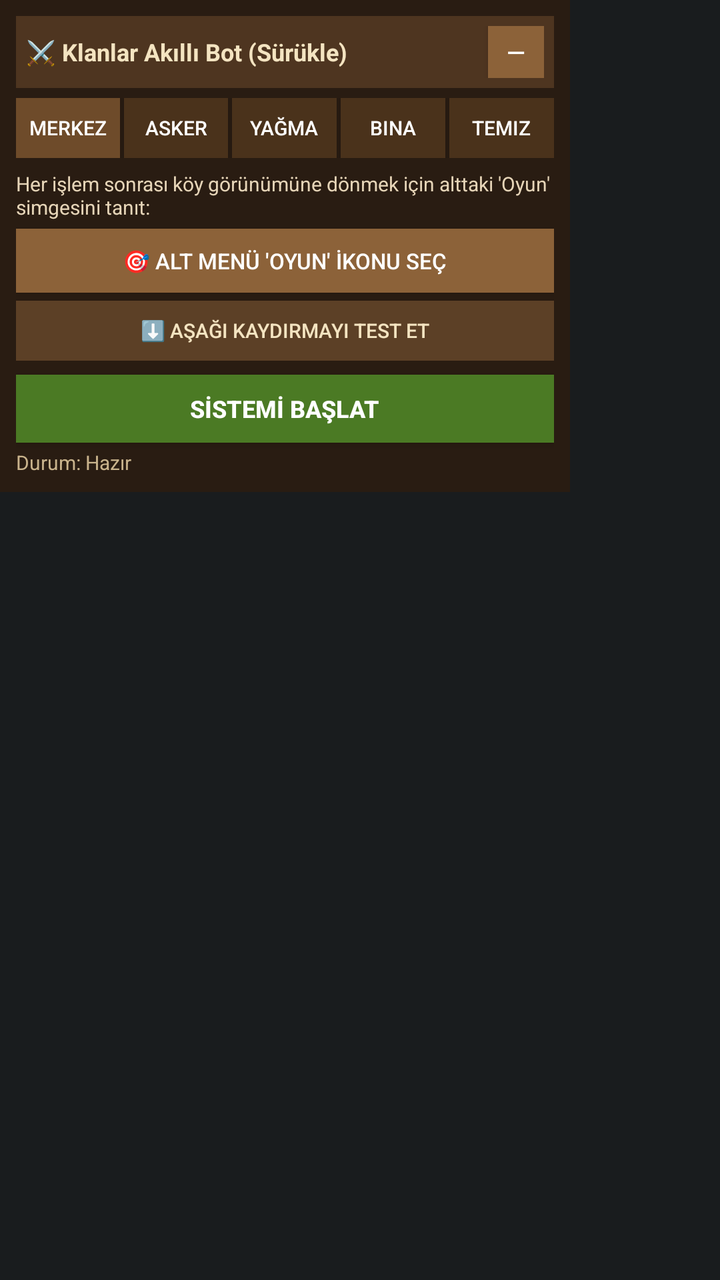
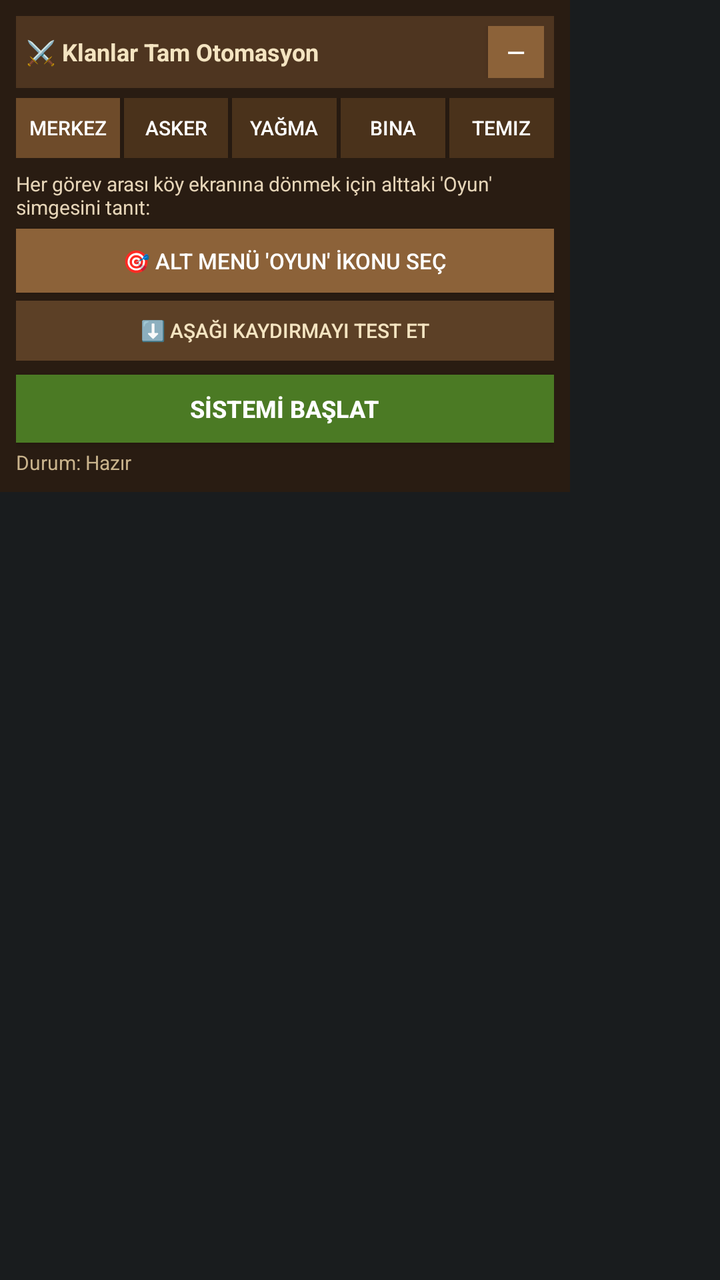

An Android layout rendered at two revisions. The XML below is the earlier revision; the diff shows what the commit changed to produce the second picture.
<!-- AndroidManifest.xml: application theme android:Theme.DeviceDefault.NoActionBar -->
<!-- res/layout/overlay_panel.xml -->
<?xml version="1.0" encoding="utf-8"?>
<FrameLayout xmlns:android="http://schemas.android.com/apk/res/android"
    android:layout_width="wrap_content"
    android:layout_height="wrap_content">

    
    <Button
        android:id="@+id/btnFloatingIcon"
        android:layout_width="46dp"
        android:layout_height="46dp"
        android:background="#D93B2818"
        android:text="⚔️"
        android:textSize="18sp"
        android:visibility="gone" />

    
    <LinearLayout
        android:id="@+id/mainPanel"
        android:layout_width="285dp"
        android:layout_height="wrap_content"
        android:background="#EB2B1D12"
        android:orientation="vertical"
        android:padding="8dp">

        
        <LinearLayout
            android:id="@+id/dragHeader"
            android:layout_width="match_parent"
            android:layout_height="wrap_content"
            android:background="#4E3520"
            android:gravity="center_vertical"
            android:orientation="horizontal"
            android:padding="5dp">

            <TextView
                android:layout_width="0dp"
                android:layout_height="wrap_content"
                android:layout_weight="1"
                android:text="⚔️ Klanlar Akıllı Bot (Sürükle)"
                android:textColor="#F4E4C1"
                android:textSize="12sp"
                android:textStyle="bold" />

            <Button
                android:id="@+id/btnMinimize"
                android:layout_width="28dp"
                android:layout_height="26dp"
                android:background="#8C6239"
                android:padding="0dp"
                android:text="—"
                android:textColor="#FFFFFF"
                android:textSize="12sp" />
        </LinearLayout>

        
        <LinearLayout
            android:layout_width="match_parent"
            android:layout_height="wrap_content"
            android:layout_marginTop="5dp"
            android:orientation="horizontal">

            <Button
                android:id="@+id/tabMerkez"
                android:layout_width="0dp"
                android:layout_height="30dp"
                android:layout_weight="1"
                android:background="#6E4B2A"
                android:padding="0dp"
                android:text="Merkez"
                android:textColor="#FFF"
                android:textSize="10sp" />

            <Button
                android:id="@+id/tabAsker"
                android:layout_width="0dp"
                android:layout_height="30dp"
                android:layout_marginStart="2dp"
                android:layout_weight="1"
                android:background="#4A321B"
                android:padding="0dp"
                android:text="Asker"
                android:textColor="#FFF"
                android:textSize="10sp" />

            <Button
                android:id="@+id/tabYagma"
                android:layout_width="0dp"
                android:layout_height="30dp"
                android:layout_marginStart="2dp"
                android:layout_weight="1"
                android:background="#4A321B"
                android:padding="0dp"
                android:text="Yağma"
                android:textColor="#FFF"
                android:textSize="10sp" />

            <Button
                android:id="@+id/tabBina"
                android:layout_width="0dp"
                android:layout_height="30dp"
                android:layout_marginStart="2dp"
                android:layout_weight="1"
                android:background="#4A321B"
                android:padding="0dp"
                android:text="Bina"
                android:textColor="#FFF"
                android:textSize="10sp" />

            <Button
                android:id="@+id/tabTemizlik"
                android:layout_width="0dp"
                android:layout_height="30dp"
                android:layout_marginStart="2dp"
                android:layout_weight="1"
                android:background="#4A321B"
                android:padding="0dp"
                android:text="Temiz"
                android:textColor="#FFF"
                android:textSize="10sp" />
        </LinearLayout>

        
        <LinearLayout
            android:id="@+id/layoutMerkez"
            android:layout_width="match_parent"
            android:layout_height="wrap_content"
            android:layout_marginTop="6dp"
            android:orientation="vertical"
            android:visibility="visible">

            <TextView
                android:layout_width="match_parent"
                android:layout_height="wrap_content"
                android:text="Her işlem sonrası köy görünümüne dönmek için alttaki 'Oyun' simgesini tanıt:"
                android:textColor="#E6D5B8"
                android:textSize="10sp" />

            <Button
                android:id="@+id/btnNoktaOyun"
                android:layout_width="match_parent"
                android:layout_height="32dp"
                android:layout_marginTop="4dp"
                android:background="#8C6239"
                android:text="🎯 Alt Menü 'Oyun' İkonu Seç"
                android:textColor="#FFF"
                android:textSize="11sp" />

            <Button
                android:id="@+id/btnTestKaydir"
                android:layout_width="match_parent"
                android:layout_height="30dp"
                android:layout_marginTop="4dp"
                android:background="#5C4026"
                android:text="⬇️ Aşağı Kaydırmayı Test Et"
                android:textColor="#F4E4C1"
                android:textSize="10sp" />
        </LinearLayout>

        
        <LinearLayout
            android:id="@+id/layoutAsker"
            android:layout_width="match_parent"
            android:layout_height="wrap_content"
            android:layout_marginTop="6dp"
            android:orientation="vertical"
            android:visibility="gone">

            <LinearLayout
                android:layout_width="match_parent"
                android:layout_height="wrap_content"
                android:gravity="center_vertical"
                android:orientation="horizontal">

                <CheckBox
                    android:id="@+id/cbAskerAktif"
                    android:layout_width="wrap_content"
                    android:layout_height="30dp"
                    android:text="Asker Aktif"
                    android:textColor="#F4E4C1"
                    android:textSize="11sp" />

                <TextView
                    android:layout_width="wrap_content"
                    android:layout_height="wrap_content"
                    android:layout_marginStart="8dp"
                    android:text="Süre(dk):"
                    android:textColor="#E6D5B8"
                    android:textSize="10sp" />

                <EditText
                    android:id="@+id/etAskerDakika"
                    android:layout_width="42dp"
                    android:layout_height="32dp"
                    android:inputType="number"
                    android:text="7"
                    android:textColor="#FFF"
                    android:textSize="11sp" />
            </LinearLayout>

            <Button
                android:id="@+id/btnNoktaKisla"
                android:layout_width="match_parent"
                android:layout_height="30dp"
                android:layout_marginTop="3dp"
                android:background="#8C6239"
                android:text="🎯 1. Köydeki Kışla Binasını Seç"
                android:textColor="#FFF"
                android:textSize="10sp" />

            <Button
                android:id="@+id/btnNoktaEgit1"
                android:layout_width="match_parent"
                android:layout_height="30dp"
                android:layout_marginTop="3dp"
                android:background="#8C6239"
                android:text="🎯 2. Birim 'Eğit' Butonu Seç"
                android:textColor="#FFF"
                android:textSize="10sp" />

            <Button
                android:id="@+id/btnNoktaEgit2"
                android:layout_width="match_parent"
                android:layout_height="30dp"
                android:layout_marginTop="3dp"
                android:background="#6E4B2A"
                android:text="🎯 3. İkinci Birim 'Eğit' (İsteğe Bağlı)"
                android:textColor="#E6D5B8"
                android:textSize="10sp" />
        </LinearLayout>

        
        <LinearLayout
            android:id="@+id/layoutYagma"
            android:layout_width="match_parent"
            android:layout_height="wrap_content"
            android:layout_marginTop="6dp"
            android:orientation="vertical"
            android:visibility="gone">

            <LinearLayout
                android:layout_width="match_parent"
                android:layout_height="wrap_content"
                android:gravity="center_vertical"
                android:orientation="horizontal">

                <CheckBox
                    android:id="@+id/cbYagmaAktif"
                    android:layout_width="wrap_content"
                    android:layout_height="30dp"
                    android:text="Yağma"
                    android:textColor="#F4E4C1"
                    android:textSize="11sp" />

                <TextView
                    android:layout_width="wrap_content"
                    android:layout_height="wrap_content"
                    android:layout_marginStart="4dp"
                    android:text="Dk:"
                    android:textColor="#E6D5B8"
                    android:textSize="10sp" />

                <EditText
                    android:id="@+id/etYagmaDakika"
                    android:layout_width="34dp"
                    android:layout_height="32dp"
                    android:inputType="number"
                    android:text="5"
                    android:textColor="#FFF"
                    android:textSize="11sp" />

                <TextView
                    android:layout_width="wrap_content"
                    android:layout_height="wrap_content"
                    android:text="Köy:"
                    android:textColor="#E6D5B8"
                    android:textSize="10sp" />

                <EditText
                    android:id="@+id/etYagmaSayi"
                    android:layout_width="36dp"
                    android:layout_height="32dp"
                    android:inputType="number"
                    android:text="15"
                    android:textColor="#FFF"
                    android:textSize="11sp" />

                <TextView
                    android:layout_width="wrap_content"
                    android:layout_height="wrap_content"
                    android:text="Kaydır:"
                    android:textColor="#E6D5B8"
                    android:textSize="10sp" />

                <EditText
                    android:id="@+id/etYagmaKaydirAdim"
                    android:layout_width="32dp"
                    android:layout_height="32dp"
                    android:inputType="number"
                    android:text="5"
                    android:textColor="#FFF"
                    android:textSize="11sp" />
            </LinearLayout>

            <Button
                android:id="@+id/btnNoktaYagmaAc"
                android:layout_width="match_parent"
                android:layout_height="30dp"
                android:layout_marginTop="3dp"
                android:background="#8C6239"
                android:text="🎯 1. Yağma Asistanı Simgesini Seç"
                android:textColor="#FFF"
                android:textSize="10sp" />

            <Button
                android:id="@+id/btnNoktaYagmaA"
                android:layout_width="match_parent"
                android:layout_height="30dp"
                android:layout_marginTop="3dp"
                android:background="#8C6239"
                android:text="🎯 2. Yağma 'A' Butonunu Seç"
                android:textColor="#FFF"
                android:textSize="10sp" />
        </LinearLayout>

        
        <LinearLayout
            android:id="@+id/layoutBina"
            android:layout_width="match_parent"
            android:layout_height="wrap_content"
            android:layout_marginTop="6dp"
            android:orientation="vertical"
            android:visibility="gone">

            <LinearLayout
                android:layout_width="match_parent"
                android:layout_height="wrap_content"
                android:gravity="center_vertical"
                android:orientation="horizontal">

                <CheckBox
                    android:id="@+id/cbBinaAktif"
                    android:layout_width="wrap_content"
                    android:layout_height="28dp"
                    android:text="Bina Aktif"
                    android:textColor="#F4E4C1"
                    android:textSize="11sp" />

                <TextView
                    android:layout_width="wrap_content"
                    android:layout_height="wrap_content"
                    android:layout_marginStart="6dp"
                    android:text="Kontrol(dk):"
                    android:textColor="#E6D5B8"
                    android:textSize="10sp" />

                <EditText
                    android:id="@+id/etBinaDakika"
                    android:layout_width="38dp"
                    android:layout_height="32dp"
                    android:inputType="number"
                    android:text="4"
                    android:textColor="#FFF"
                    android:textSize="11sp" />
            </LinearLayout>

            <Button
                android:id="@+id/btnNoktaAnaBina"
                android:layout_width="match_parent"
                android:layout_height="28dp"
                android:layout_marginTop="2dp"
                android:background="#8C6239"
                android:text="🎯 Köydeki Ana Binayı Seç (Tek Seferlik)"
                android:textColor="#FFF"
                android:textSize="10sp" />

            
            <LinearLayout
                android:layout_width="match_parent"
                android:layout_height="wrap_content"
                android:layout_marginTop="4dp"
                android:gravity="center_vertical"
                android:orientation="horizontal">

                <Button
                    android:id="@+id/btnBinaOnceki"
                    android:layout_width="34dp"
                    android:layout_height="30dp"
                    android:background="#5C4026"
                    android:padding="0dp"
                    android:text="◀"
                    android:textColor="#FFF"
                    android:textSize="12sp" />

                <TextView
                    android:id="@+id/tvSeciliBinaAdi"
                    android:layout_width="0dp"
                    android:layout_height="wrap_content"
                    android:layout_weight="1"
                    android:gravity="center"
                    android:text="Oduncu"
                    android:textColor="#F4E4C1"
                    android:textSize="11sp"
                    android:textStyle="bold" />

                <Button
                    android:id="@+id/btnBinaSonraki"
                    android:layout_width="34dp"
                    android:layout_height="30dp"
                    android:background="#5C4026"
                    android:padding="0dp"
                    android:text="▶"
                    android:textColor="#FFF"
                    android:textSize="12sp" />
            </LinearLayout>

            
            <LinearLayout
                android:layout_width="match_parent"
                android:layout_height="wrap_content"
                android:layout_marginTop="3dp"
                android:gravity="center_vertical"
                android:orientation="horizontal">

                <TextView
                    android:layout_width="wrap_content"
                    android:layout_height="wrap_content"
                    android:text="Hedef Seviye:"
                    android:textColor="#E6D5B8"
                    android:textSize="10sp" />

                <EditText
                    android:id="@+id/etBinaHedefSeviye"
                    android:layout_width="42dp"
                    android:layout_height="32dp"
                    android:inputType="number"
                    android:text="6"
                    android:textColor="#FFF"
                    android:textSize="11sp" />

                <Button
                    android:id="@+id/btnBinaSirayaEkle"
                    android:layout_width="0dp"
                    android:layout_height="30dp"
                    android:layout_marginStart="6dp"
                    android:layout_weight="1"
                    android:background="#4B7A24"
                    android:padding="0dp"
                    android:text="➕ Sıraya Ekle"
                    android:textColor="#FFF"
                    android:textSize="10sp" />
            </LinearLayout>

            <ScrollView
                android:layout_width="match_parent"
                android:layout_height="58dp"
                android:layout_marginTop="4dp"
                android:background="#3B2716"
                android:padding="4dp">

                <TextView
                    android:id="@+id/tvBinaKuyrugu"
                    android:layout_width="match_parent"
                    android:layout_height="wrap_content"
                    android:text="Sıra boş (Bina ve hedef seviye seçip ekle)"
                    android:textColor="#E6D5B8"
                    android:textSize="10sp" />
            </ScrollView>

            <Button
                android:id="@+id/btnBinaSirasiTemizle"
                android:layout_width="match_parent"
                android:layout_height="24dp"
                android:layout_marginTop="2dp"
                android:background="#7A2E24"
                android:padding="0dp"
                android:text="🗑️ İnşaat Sırasını Temizle"
                android:textColor="#FFF"
                android:textSize="9sp" />
        </LinearLayout>

        
        <LinearLayout
            android:id="@+id/layoutTemizlik"
            android:layout_width="match_parent"
            android:layout_height="wrap_content"
            android:layout_marginTop="6dp"
            android:orientation="vertical"
            android:visibility="gone">

            <LinearLayout
                android:layout_width="match_parent"
                android:layout_height="wrap_content"
                android:gravity="center_vertical"
                android:orientation="horizontal">

                <CheckBox
                    android:id="@+id/cbTemizlikAktif"
                    android:layout_width="wrap_content"
                    android:layout_height="30dp"
                    android:text="Temizlik Aktif"
                    android:textColor="#F4E4C1"
                    android:textSize="11sp" />

                <TextView
                    android:layout_width="wrap_content"
                    android:layout_height="wrap_content"
                    android:layout_marginStart="8dp"
                    android:text="Süre(dk):"
                    android:textColor="#E6D5B8"
                    android:textSize="10sp" />

                <EditText
                    android:id="@+id/etTemizlikDakika"
                    android:layout_width="42dp"
                    android:layout_height="32dp"
                    android:inputType="number"
                    android:text="30"
                    android:textColor="#FFF"
                    android:textSize="11sp" />
            </LinearLayout>

            <Button
                android:id="@+id/btnNoktaIctima"
                android:layout_width="match_parent"
                android:layout_height="28dp"
                android:layout_marginTop="2dp"
                android:background="#8C6239"
                android:text="🎯 1. İçtima Meydanı Seç"
                android:textColor="#FFF"
                android:textSize="10sp" />

            <Button
                android:id="@+id/btnNoktaTemizlikSekme"
                android:layout_width="match_parent"
                android:layout_height="28dp"
                android:layout_marginTop="2dp"
                android:background="#8C6239"
                android:text="🎯 2. 'Temizlik' Sekmesini Seç"
                android:textColor="#FFF"
                android:textSize="10sp" />

            <Button
                android:id="@+id/btnNoktaTemizlikBaslat"
                android:layout_width="match_parent"
                android:layout_height="28dp"
                android:layout_marginTop="2dp"
                android:background="#8C6239"
                android:text="🎯 3. 'Başlat' Butonunu Seç"
                android:textColor="#FFF"
                android:textSize="10sp" />
        </LinearLayout>

        
        <Button
            android:id="@+id/btnBaslatDurdur"
            android:layout_width="match_parent"
            android:layout_height="34dp"
            android:layout_marginTop="7dp"
            android:background="#4B7A24"
            android:text="SİSTEMİ BAŞLAT"
            android:textColor="#FFFFFF"
            android:textSize="12sp"
            android:textStyle="bold" />

        <TextView
            android:id="@+id/tvDurum"
            android:layout_width="match_parent"
            android:layout_height="wrap_content"
            android:layout_marginTop="3dp"
            android:text="Durum: Hazır"
            android:textColor="#C9B38C"
            android:textSize="10sp" />
    </LinearLayout>
</FrameLayout>
<!-- resources referenced by this layout -->
<resources>

</resources>

<!-- the commit's change to res/layout/overlay_panel.xml (unified diff, before → after) -->
@@ -36,7 +36,7 @@
                 android:layout_width="0dp"
                 android:layout_height="wrap_content"
                 android:layout_weight="1"
-                android:text="⚔️ Klanlar Akıllı Bot (Sürükle)"
+                android:text="⚔️ Klanlar Tam Otomasyon"
                 android:textColor="#F4E4C1"
                 android:textSize="12sp"
                 android:textStyle="bold" />
@@ -131,7 +131,7 @@
             <TextView
                 android:layout_width="match_parent"
                 android:layout_height="wrap_content"
-                android:text="Her işlem sonrası köy görünümüne dönmek için alttaki 'Oyun' simgesini tanıt:"
+                android:text="Her görev arası köy ekranına dönmek için alttaki 'Oyun' simgesini tanıt:"
                 android:textColor="#E6D5B8"
                 android:textSize="10sp" />
 
@@ -175,32 +175,49 @@
                     android:id="@+id/cbAskerAktif"
                     android:layout_width="wrap_content"
                     android:layout_height="30dp"
-                    android:text="Asker Aktif"
+                    android:text="Asker"
                     android:textColor="#F4E4C1"
                     android:textSize="11sp" />
 
                 <TextView
                     android:layout_width="wrap_content"
                     android:layout_height="wrap_content"
-                    android:layout_marginStart="8dp"
-                    android:text="Süre(dk):"
+                    android:layout_marginStart="4dp"
+                    android:text="Dk:"
                     android:textColor="#E6D5B8"
                     android:textSize="10sp" />
 
                 <EditText
                     android:id="@+id/etAskerDakika"
-                    android:layout_width="42dp"
+                    android:layout_width="36dp"
                     android:layout_height="32dp"
                     android:inputType="number"
                     android:text="7"
                     android:textColor="#FFF"
                     android:textSize="11sp" />
+
+                <TextView
+                    android:layout_width="wrap_content"
+                    android:layout_height="wrap_content"
+                    android:layout_marginStart="4dp"
+                    android:text="Mızrak Adet:"
+                    android:textColor="#E6D5B8"
+                    android:textSize="10sp" />
+
+                <EditText
+                    android:id="@+id/etMizrakSayisi"
+                    android:layout_width="40dp"
+                    android:layout_height="32dp"
+                    android:inputType="number"
+                    android:text="3"
+                    android:textColor="#FFF"
+                    android:textSize="11sp" />
             </LinearLayout>
 
             <Button
                 android:id="@+id/btnNoktaKisla"
                 android:layout_width="match_parent"
-                android:layout_height="30dp"
+                android:layout_height="29dp"
                 android:layout_marginTop="3dp"
                 android:background="#8C6239"
                 android:text="🎯 1. Köydeki Kışla Binasını Seç"
@@ -208,23 +225,23 @@
                 android:textSize="10sp" />
 
             <Button
+                android:id="@+id/btnNoktaMizrakKutu"
+                android:layout_width="match_parent"
+                android:layout_height="29dp"
+                android:layout_marginTop="3dp"
+                android:background="#8C6239"
+                android:text="🎯 2. Mızrakçı Adet Kutusunu Seç"
+                android:textColor="#FFF"
+                android:textSize="10sp" />
+
+            <Button
                 android:id="@+id/btnNoktaEgit1"
                 android:layout_width="match_parent"
-                android:layout_height="30dp"
+                android:layout_height="29dp"
                 android:layout_marginTop="3dp"
                 android:background="#8C6239"
-                android:text="🎯 2. Birim 'Eğit' Butonu Seç"
-                android:textColor="#FFF"
-                android:textSize="10sp" />
-
-            <Button
-                android:id="@+id/btnNoktaEgit2"
-                android:layout_width="match_parent"
-                android:layout_height="30dp"
-                android:layout_marginTop="3dp"
-                android:background="#6E4B2A"
-                android:text="🎯 3. İkinci Birim 'Eğit' (İsteğe Bağlı)"
-                android:textColor="#E6D5B8"
+                android:text="🎯 3. 'Eğit' Butonunu Seç"
+                android:textColor="#FFF"
                 android:textSize="10sp" />
         </LinearLayout>
 
@@ -369,11 +386,10 @@
                 android:layout_height="28dp"
                 android:layout_marginTop="2dp"
                 android:background="#8C6239"
-                android:text="🎯 Köydeki Ana Binayı Seç (Tek Seferlik)"
-                android:textColor="#FFF"
-                android:textSize="10sp" />
-
-            
+                android:text="🎯 Köydeki Ana Binayı Seç"
+                android:textColor="#FFF"
+                android:textSize="10sp" />
+
             <LinearLayout
                 android:layout_width="match_parent"
                 android:layout_height="wrap_content"
@@ -413,7 +429,6 @@
                     android:textSize="12sp" />
             </LinearLayout>
 
-            
             <LinearLayout
                 android:layout_width="match_parent"
                 android:layout_height="wrap_content"
@@ -452,7 +467,7 @@
 
             <ScrollView
                 android:layout_width="match_parent"
-                android:layout_height="58dp"
+                android:layout_height="56dp"
                 android:layout_marginTop="4dp"
                 android:background="#3B2716"
                 android:padding="4dp">
